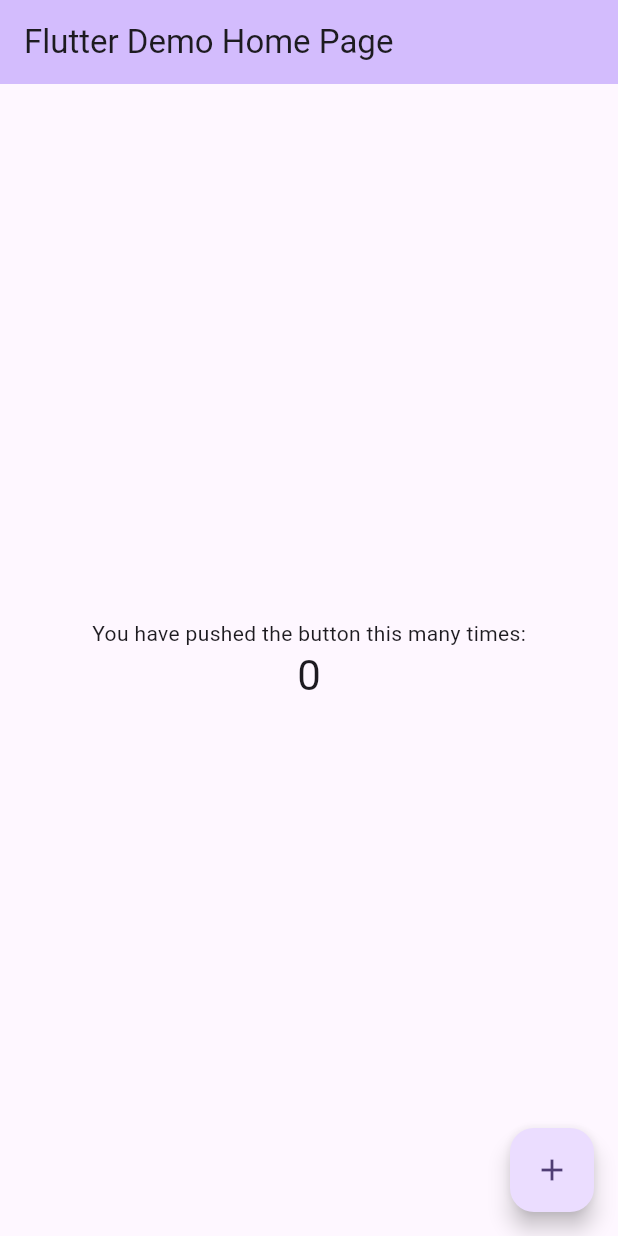
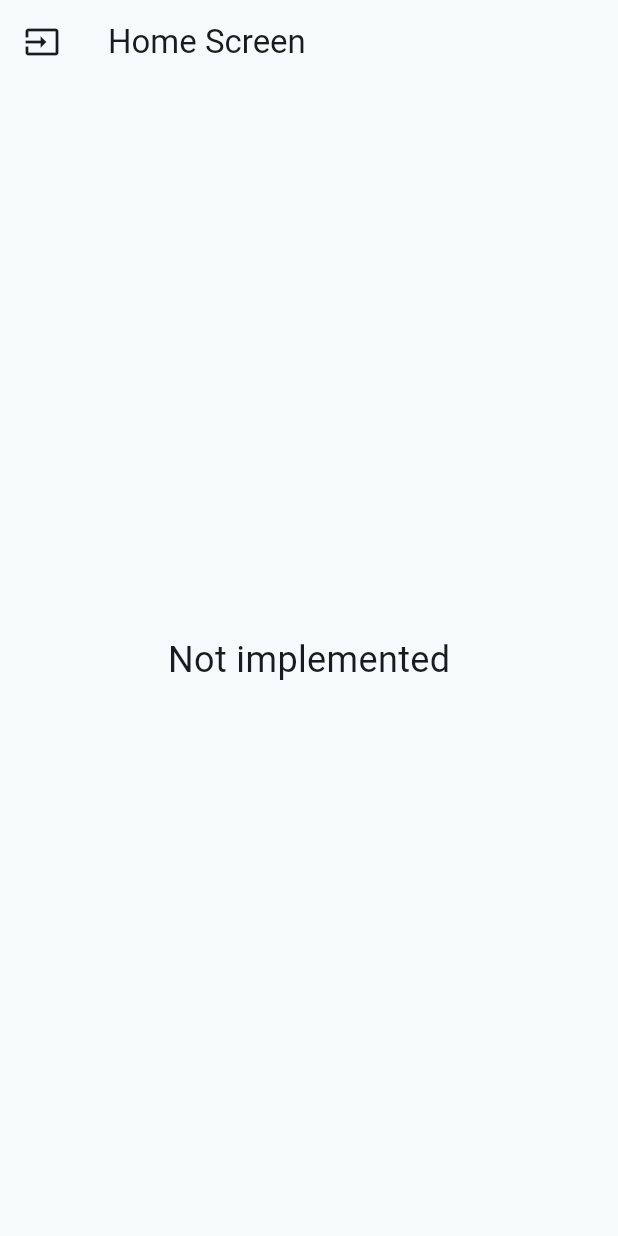
Before and after one commit to dumrich/MacroMate, a Flutter app: the screen it shows after launch, on a phone screen of 412 x 824 dp. Run offline on Flutter 3.47's test engine with Material 3 defaults, Android fonts, the light colour scheme and no system bars.

Commit message:
Implement user input model and navigation between screens

```diff
--- /dev/null
+++ b/app/macromate/devtools_options.yaml
@@ -0,0 +1,3 @@
+description: This file stores settings for Dart & Flutter DevTools.
+documentation: https://docs.flutter.dev/tools/devtools/extensions#configure-extension-enablement-states
+extensions:
--- a/app/macromate/lib/main.dart
+++ b/app/macromate/lib/main.dart
@@ -1,7 +1,21 @@
 import 'package:flutter/material.dart';
+import 'package:provider/provider.dart';
+import 'screens/menu_screen.dart';
+import 'screens/chatbot_screen.dart';
+import 'models/user_input_state.dart';
 
 void main() {
-  runApp(const MyApp());
+  WidgetsFlutterBinding.ensureInitialized();
+
+  // Initialize the user input state
+  final userInputState = UserInputState();
+
+  runApp(
+    ChangeNotifierProvider(
+      create: (_) => userInputState, // Provide the UserInputState to the widget tree
+      child: const MyApp(),
+    ),
+  );
 }
 
 class MyApp extends StatelessWidget {
@@ -13,113 +27,14 @@
     return MaterialApp(
       title: 'Flutter Demo',
       theme: ThemeData(
-        // This is the theme of your application.
-        //
-        // TRY THIS: Try running your application with "flutter run". You'll see
-        // the application has a purple toolbar. Then, without quitting the app,
-        // try changing the seedColor in the colorScheme below to Colors.green
-        // and then invoke "hot reload" (save your changes or press the "hot
-        // reload" button in a Flutter-supported IDE, or press "r" if you used
-        // the command line to start the app).
-        //
-        // Notice that the counter didn't reset back to zero; the application
-        // state is not lost during the reload. To reset the state, use hot
-        // restart instead.
-        //
-        // This works for code too, not just values: Most code changes can be
-        // tested with just a hot reload.
-        colorScheme: ColorScheme.fromSeed(seedColor: Colors.deepPurple),
+        colorScheme: ColorScheme.fromSeed(seedColor: Colors.grey),
         useMaterial3: true,
       ),
-      home: const MyHomePage(title: 'Flutter Demo Home Page'),
+      initialRoute: '/',
+      routes: {
+        '/': (context) => const ChatbotScreen(),
+        '/user_input': (context) => const UserInputScreen(),
+      },
     );
   }
 }
-
-class MyHomePage extends StatefulWidget {
-  const MyHomePage({super.key, required this.title});
-
-  // This widget is the home page of your application. It is stateful, meaning
-  // that it has a State object (defined below) that contains fields that affect
-  // how it looks.
-
-  // This class is the configuration for the state. It holds the values (in this
-  // case the title) provided by the parent (in this case the App widget) and
-  // used by the build method of the State. Fields in a Widget subclass are
-  // always marked "final".
-
-  final String title;
-
-  @override
-  State<MyHomePage> createState() => _MyHomePageState();
-}
-
-class _MyHomePageState extends State<MyHomePage> {
-  int _counter = 0;
-
-  void _incrementCounter() {
-    setState(() {
-      // This call to setState tells the Flutter framework that something has
-      // changed in this State, which causes it to rerun the build method below
-      // so that the display can reflect the updated values. If we changed
-      // _counter without calling setState(), then the build method would not be
-      // called again, and so nothing would appear to happen.
-      _counter++;
-    });
-  }
-
-  @override
-  Widget build(BuildContext context) {
-    // This method is rerun every time setState is called, for instance as done
-    // by the _incrementCounter method above.
-    //
-    // The Flutter framework has been optimized to make rerunning build methods
-    // fast, so that you can just rebuild anything that needs updating rather
-    // than having to individually change instances of widgets.
-    return Scaffold(
-      appBar: AppBar(
-        // TRY THIS: Try changing the color here to a specific color (to
-        // Colors.amber, perhaps?) and trigger a hot reload to see the AppBar
-        // change color while the other colors stay the same.
-        backgroundColor: Theme.of(context).colorScheme.inversePrimary,
-        // Here we take the value from the MyHomePage object that was created by
-        // the App.build method, and use it to set our appbar title.
-        title: Text(widget.title),
-      ),
-      body: Center(
-        // Center is a layout widget. It takes a single child and positions it
-        // in the middle of the parent.
-        child: Column(
-          // Column is also a layout widget. It takes a list of children and
-          // arranges them vertically. By default, it sizes itself to fit its
-          // children horizontally, and tries to be as tall as its parent.
-          //
-          // Column has various properties to control how it sizes itself and
-          // how it positions its children. Here we use mainAxisAlignment to
-          // center the children vertically; the main axis here is the vertical
-          // axis because Columns are vertical (the cross axis would be
-          // horizontal).
-          //
-          // TRY THIS: Invoke "debug painting" (choose the "Toggle Debug Paint"
-          // action in the IDE, or press "p" in the console), to see the
-          // wireframe for each widget.
-          mainAxisAlignment: MainAxisAlignment.center,
-          children: <Widget>[
-            const Text(
-              'You have pushed the button this many times:',
-            ),
-            Text(
-              '$_counter',
-              style: Theme.of(context).textTheme.headlineMedium,
-            ),
-          ],
-        ),
-      ),
-      floatingActionButton: FloatingActionButton(
-        onPressed: _incrementCounter,
-        tooltip: 'Increment',
-        child: const Icon(Icons.add),
-      ), // This trailing comma makes auto-formatting nicer for build methods.
-    );
-  }
-}
--- /dev/null
+++ b/app/macromate/lib/screens/chatbot_screen.dart
@@ -0,0 +1,26 @@
+import 'package:flutter/material.dart';
+
+class ChatbotScreen extends StatelessWidget {
+  const ChatbotScreen({super.key});
+
+  @override
+  Widget build(BuildContext context) {
+    return Scaffold(
+      appBar: AppBar(
+        title: Text('Home Screen'),
+        leading: IconButton(
+          icon: Icon(Icons.input),
+          onPressed: () {
+            Navigator.pushNamed(context, '/user_input');
+          },
+        ),
+      ),
+      body: const Center(
+        child: Text(
+          'Not implemented',
+          style: TextStyle(fontSize: 24),
+        ),
+      ),
+    );
+  }
+}
```
Also changed, not shown: app/macromate/lib/models/user_input_state.dart (added, +69 -0 lines), app/macromate/lib/screens/menu_screen.dart (+42 -68 lines).
